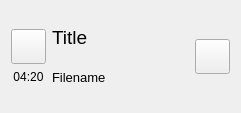
Qt form lib/FriedMusic/ui/ui_widgets/PlaylistLine.ui (InTostor/FriedMusic-desktop--) before a commit.
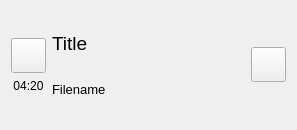
The same form after that commit.

What changed in the file:
```diff
--- a/lib/FriedMusic/ui/ui_widgets/PlaylistLine.ui
+++ b/lib/FriedMusic/ui/ui_widgets/PlaylistLine.ui
@@ -6,8 +6,8 @@
    <rect>
     <x>0</x>
     <y>0</y>
-    <width>241</width>
-    <height>113</height>
+    <width>297</width>
+    <height>130</height>
    </rect>
   </property>
   <property name="sizePolicy">
```
Left out of the diff: 2 changed lines with no effect on the pictures.
